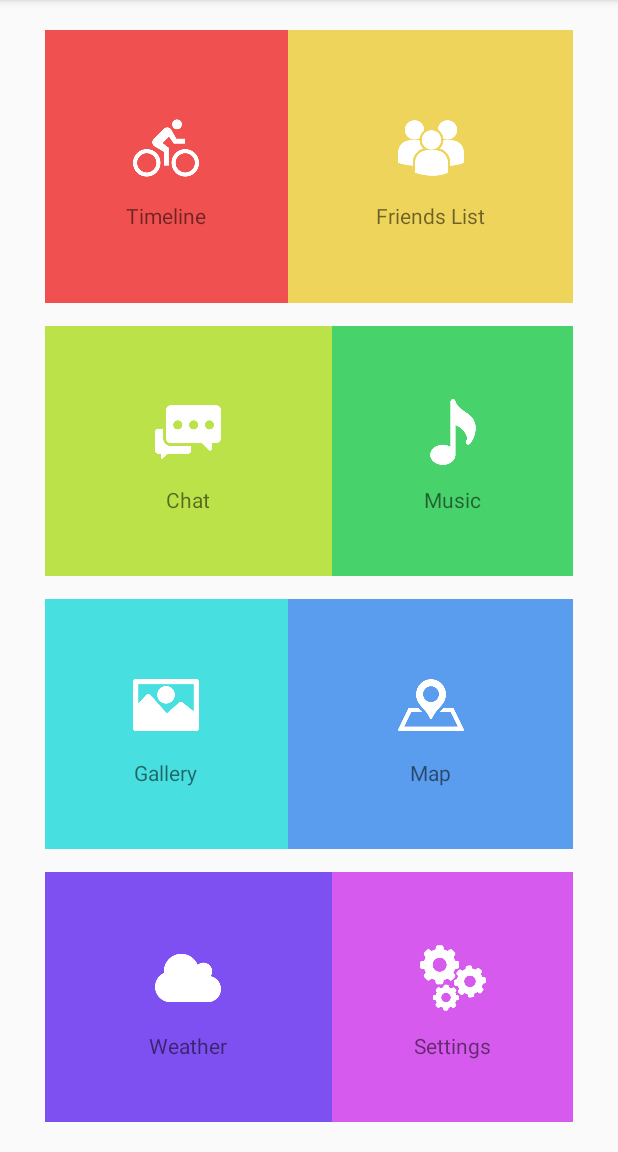
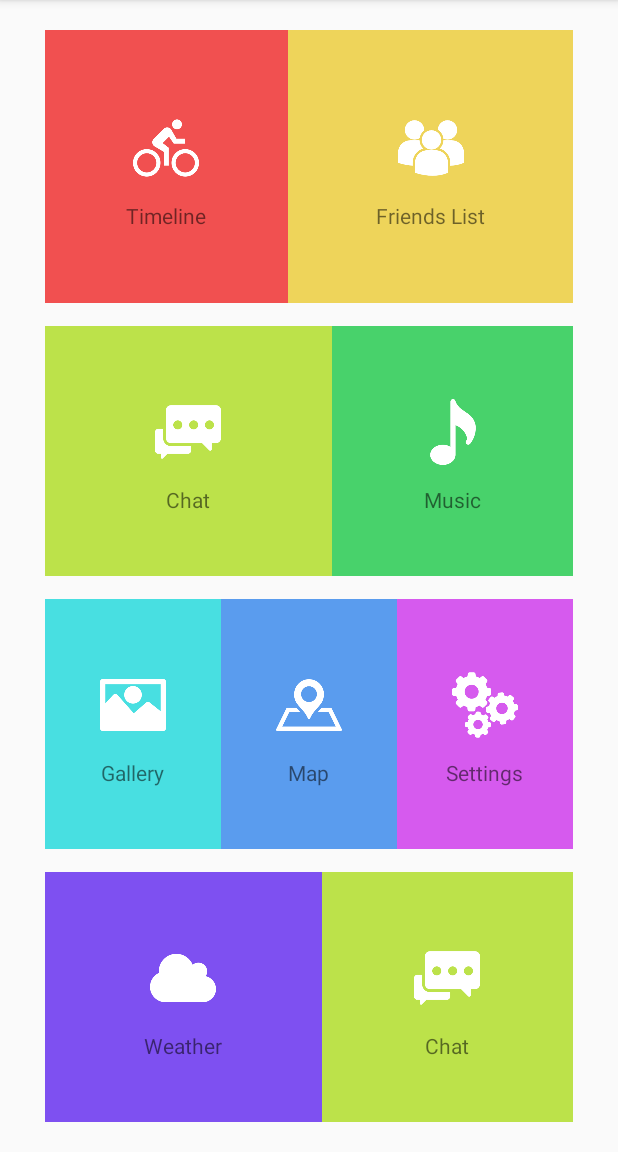
Before and after one commit to dhimasputra23/AR, an Android app: the screen it shows after launch (Activity_Main), on a phone screen of 412 x 824 dp, the part 84-1236 px from its top. Run offline under Robolectric (Android 15) with nearby library versions, the phone set to English and light mode, and no system bars.

Commit message:
Modif Layout Interface
Dengan Splash Screen

```diff
--- a/Android/DashboardMenu/app/src/main/AndroidManifest.xml
+++ b/Android/DashboardMenu/app/src/main/AndroidManifest.xml
@@ -9,6 +9,14 @@
         android:roundIcon="@mipmap/ic_launcher_round"
         android:supportsRtl="true"
         android:theme="@style/AppTheme">
+        <activity android:name=".Activity_Splash">
+            <intent-filter>
+                <action android:name="android.intent.action.MAIN" />
+
+                <category android:name="android.intent.category.LAUNCHER" />
+            </intent-filter>
+        </activity>
+        <activity android:name=".Activity_Main"></activity>
         <activity android:name=".Activity_Main">
             <intent-filter>
                 <action android:name="android.intent.action.MAIN" />
--- a/Android/DashboardMenu/app/src/main/res/layout/activity_main.xml
+++ b/Android/DashboardMenu/app/src/main/res/layout/activity_main.xml
@@ -141,8 +141,8 @@
                             android:layout_height="wrap_content"
                             android:layout_below="@+id/imgView3"
                             android:layout_centerHorizontal="true"
+                            android:layout_marginTop="5dp"
                             android:text="Chat"
-                            android:layout_marginTop="5dp"
                             android:textSize="14sp" />
 
                     </RelativeLayout>
@@ -199,7 +199,7 @@
                     android:id="@+id/rellay_gallery"
                     android:layout_width="match_parent"
                     android:layout_height="match_parent"
-                    android:layout_weight="0.65"
+                    android:layout_weight="0.33"
                     android:background="@color/blue"
                     android:clickable="true"
                     android:foreground="?attr/selectableItemBackground">
@@ -237,7 +237,7 @@
                     android:id="@+id/rellay_map"
                     android:layout_width="match_parent"
                     android:layout_height="match_parent"
-                    android:layout_weight="0.55"
+                    android:layout_weight="0.33"
                     android:background="@color/darkblue"
                     android:clickable="true"
                     android:foreground="?attr/selectableItemBackground">
@@ -269,51 +269,7 @@
 
                     </RelativeLayout>
 
-                </RelativeLayout>
 
-            </LinearLayout>
-
-            <LinearLayout
-                android:layout_width="match_parent"
-                android:layout_height="match_parent"
-                android:layout_marginTop="15dp"
-                android:layout_weight="1">
-
-                <RelativeLayout
-                    android:id="@+id/rellay_weather"
-                    android:layout_width="match_parent"
-                    android:layout_height="match_parent"
-                    android:layout_weight="0.55"
-                    android:background="@color/darkviolet"
-                    android:clickable="true"
-                    android:foreground="?attr/selectableItemBackground">
-
-                    <RelativeLayout
-                        android:layout_width="match_parent"
-                        android:layout_height="wrap_content"
-                        android:layout_centerInParent="true">
-
-                        <ImageView
-                            android:id="@+id/imgView7"
-                            android:layout_width="60dp"
-                            android:layout_height="60dp"
-                            android:layout_centerHorizontal="true"
-                            android:adjustViewBounds="true"
-                            android:padding="8dp"
-                            android:scaleType="centerInside"
-                            android:src="@drawable/ic_weather"
-                            android:tint="@color/white" />
-
-                        <TextView
-                            android:layout_width="wrap_content"
-                            android:layout_height="wrap_content"
-                            android:layout_below="@+id/imgView7"
-                            android:layout_centerHorizontal="true"
-                            android:text="Weather"
-                            android:layout_marginTop="5dp"
-                            android:textSize="14sp" />
-
-                    </RelativeLayout>
 
                 </RelativeLayout>
 
@@ -321,7 +277,7 @@
                     android:id="@+id/rellay_settings"
                     android:layout_width="match_parent"
                     android:layout_height="match_parent"
-                    android:layout_weight="0.65"
+                    android:layout_weight="0.33"
                     android:background="@color/violet"
                     android:clickable="true"
                     android:foreground="?attr/selectableItemBackground">
@@ -357,6 +313,90 @@
 
             </LinearLayout>
 
+            <LinearLayout
+                android:layout_width="match_parent"
+                android:layout_height="match_parent"
+                android:layout_marginTop="15dp"
+                android:layout_weight="1">
+
+                <RelativeLayout
+                    android:id="@+id/rellay_weather"
+                    android:layout_width="match_parent"
+                    android:layout_height="match_parent"
+                    android:layout_weight="0.50"
+                    android:background="@color/darkviolet"
+                    android:clickable="true"
+                    android:foreground="?attr/selectableItemBackground">
+
+                    <RelativeLayout
+                        android:layout_width="match_parent"
+                        android:layout_height="wrap_content"
+                        android:layout_centerInParent="true">
+
+                        <ImageView
+                            android:id="@+id/imgView7"
+                            android:layout_width="60dp"
+                            android:layout_height="60dp"
+                            android:layout_centerHorizontal="true"
+                            android:adjustViewBounds="true"
+                            android:padding="8dp"
+                            android:scaleType="centerInside"
+                            android:src="@drawable/ic_weather"
+                            android:tint="@color/white" />
+
+                        <TextView
+                            android:layout_width="wrap_content"
+                            android:layout_height="wrap_content"
+                            android:layout_below="@+id/imgView7"
+                            android:layout_centerHorizontal="true"
+                            android:text="Weather"
+                            android:layout_marginTop="5dp"
+                            android:textSize="14sp" />
+
+                    </RelativeLayout>
+
+                </RelativeLayout>
+
+                <RelativeLayout
+                    android:id="@+id/rellay_chat"
+                    android:layout_width="match_parent"
+                    android:layout_height="match_parent"
+                    android:layout_weight="0.55"
+                    android:background="@color/lime"
+                    android:clickable="true"
+                    android:foreground="?attr/selectableItemBackground">
+
+                    <RelativeLayout
+                        android:layout_width="match_parent"
+                        android:layout_height="wrap_content"
+                        android:layout_centerInParent="true">
+
+                        <ImageView
+                            android:id="@+id/imgView3"
+                            android:layout_width="60dp"
+                            android:layout_height="60dp"
+                            android:layout_centerHorizontal="true"
+                            android:adjustViewBounds="true"
+                            android:padding="8dp"
+                            android:scaleType="centerInside"
+                            android:src="@drawable/ic_chat"
+                            android:tint="@color/white" />
+
+                        <TextView
+                            android:layout_width="wrap_content"
+                            android:layout_height="wrap_content"
+                            android:layout_below="@+id/imgView3"
+                            android:layout_centerHorizontal="true"
+                            android:layout_marginTop="5dp"
+                            android:text="Chat"
+                            android:textSize="14sp" />
+
+                    </RelativeLayout>
+
+                </RelativeLayout>
+
+            </LinearLayout>
+
         </LinearLayout>
 
     </RelativeLayout>
```
